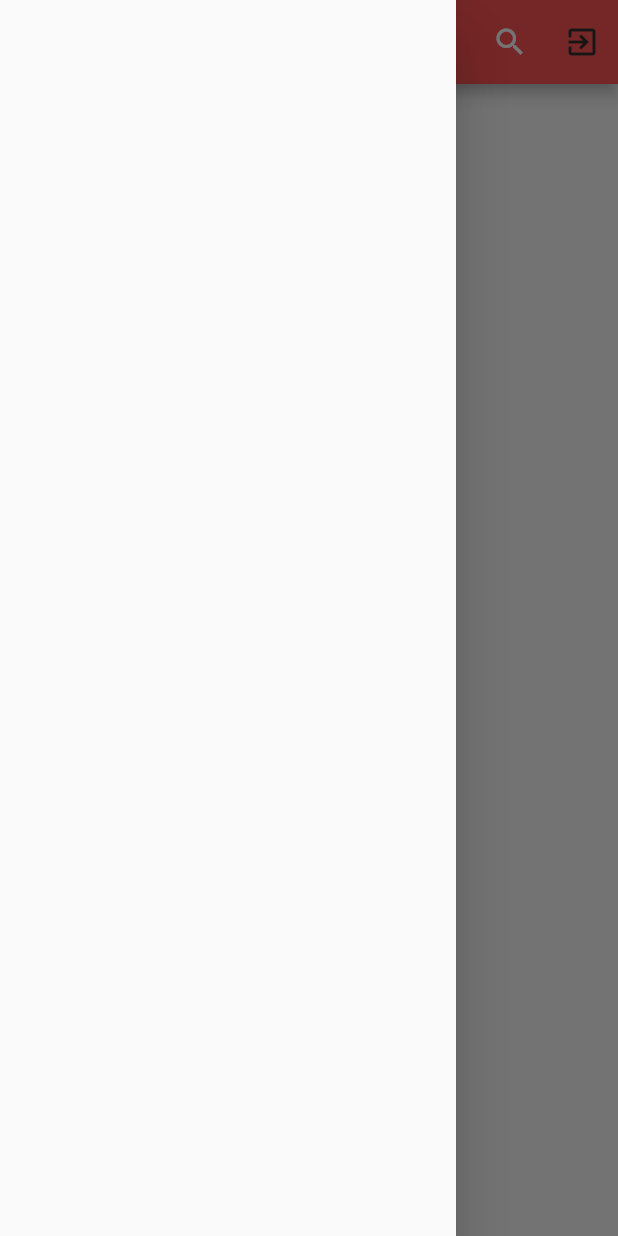
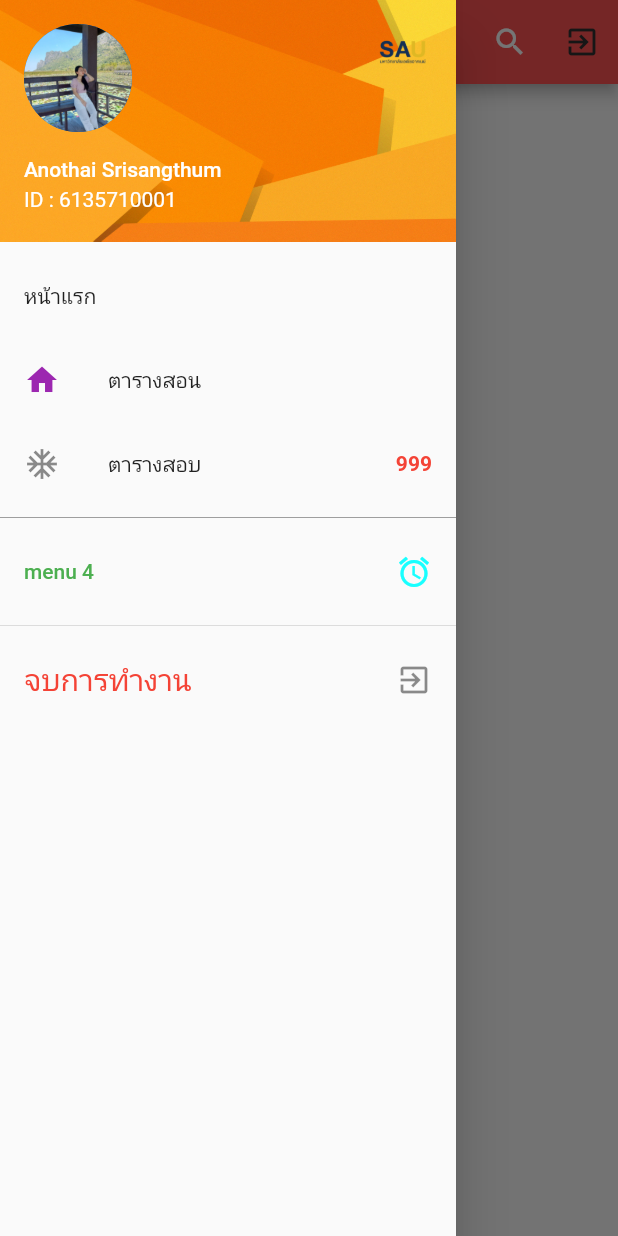
Before and after one commit to s6135710001/flutter_app_test1, a Flutter app: the SecondUI screen opened directly, with the side drawer open, on a phone screen of 412 x 824 dp. Run offline on Flutter 3.47's test engine with Material 2 defaults, Android fonts, the phone set to English and light mode, and no system bars.

Commit message:
code v.3 do : draw, bar

```diff
--- a/lib/views/second_ui.dart
+++ b/lib/views/second_ui.dart
@@ -1,7 +1,9 @@
+import 'dart:ui';
+
 import 'package:flutter/material.dart';
 
 class SecondUI extends StatefulWidget {
-  const SecondUI({ Key? key }) : super(key: key);
+  const SecondUI({Key? key}) : super(key: key);
 
   @override
   _SecondUIState createState() => _SecondUIState();
@@ -14,7 +16,7 @@ class _SecondUIState extends State<SecondUI> {
       appBar: AppBar(
         backgroundColor: Colors.redAccent,
         title: Text(
-           'Second UI >_<',
+          'Second UI >_<',
         ),
         centerTitle: true,
         actions: [
@@ -33,7 +35,104 @@ class _SecondUIState extends State<SecondUI> {
           ),
         ],
       ),
-      drawer: Drawer(),
+      drawer: Drawer(
+        child: ListView(
+          padding: EdgeInsets.zero,
+          children: [
+            UserAccountsDrawerHeader(
+              accountName: Text(
+                'Anothai Srisangthum',
+              ),
+              accountEmail: Text(
+                'ID : 6135710001',
+              ),
+              currentAccountPicture: CircleAvatar(
+                backgroundImage: AssetImage(
+                  'assets/images/myprofile.jpg',
+                ),
+              ),
+              otherAccountsPictures: [
+                Image.asset(
+                  'assets/images/saulogo.png',
+                ),
+              ],
+              decoration: BoxDecoration(
+                image: DecorationImage(
+                  image: AssetImage(
+                    'assets/images/bgdrawer.png',
+                  ),
+                  fit: BoxFit.fill,
+                ),
+              ),
+            ),
+            ListTile(
+              onTap: () {},
+              title: Text(
+                'หน้าแรก',
+              ),
+            ),
+            ListTile(
+              onTap: () {},
+              title: Text(
+                'ตารางสอน',
+              ),
+              leading: Icon(
+                Icons.home,
+                color: Colors.purple,
+              ),
+            ),
+            ListTile(
+              onTap: () {},
+              title: Text(
+                'ตารางสอบ',
+              ),
+              leading: Icon(
+                Icons.ac_unit_sharp,
+              ),
+              trailing: Text(
+                '999',
+                style: TextStyle(
+                  color: Colors.red,
+                  fontWeight: FontWeight.bold,
+                ),
+              ),
+            ),
+            Divider(
+              color: Colors.grey,
+            ),
+            ListTile(
+              onTap: () {},
+              title: Text(
+                'menu 4',
+                style: TextStyle(
+                  color: Colors.green,
+                ),
+              ),
+              trailing: Icon(
+                Icons.access_alarm,
+                color: Colors.cyanAccent,
+              ),
+            ),
+            Divider(),
+            ListTile(
+              onTap: () {},
+              title: Text(
+                'จบการทำงาน',
+                style: TextStyle(
+                  color: Colors.red,
+                  fontSize: 20.0,
+                ),
+              ),
+              trailing: InkWell(
+                onTap: () {},
+                child: Icon(
+                  Icons.exit_to_app,
+                ),
+              ),
+            ),
+          ],
+        ),
+      ),
     );
   }
 }
--- a/pubspec.yaml
+++ b/pubspec.yaml
@@ -48,6 +48,10 @@ flutter:
   # assets:
   #   - images/a_dot_burr.jpeg
   #   - images/a_dot_ham.jpeg
+  assets:
+    - assets/images/bgdrawer.png
+    - assets/images/myprofile.jpg
+    - assets/images/saulogo.png
 
   # An image asset can refer to one or more resolution-specific "variants", see
   # https://flutter.dev/assets-and-images/#resolution-aware.
```
Also changed, not shown: lib/main.dart (+6 -1 lines), lib/views/third_a_ui.dart (added, +19 -0 lines), lib/views/third_b_ui.dart (added, +19 -0 lines), lib/views/third_c_ui.dart (added, +22 -0 lines), lib/views/third_d_ui.dart (added, +19 -0 lines), lib/views/third_ui.dart (+58 -1 lines), assets/images/bgdrawer.png (added), assets/images/myprofile.jpg (added), assets/images/saulogo.png (added).
